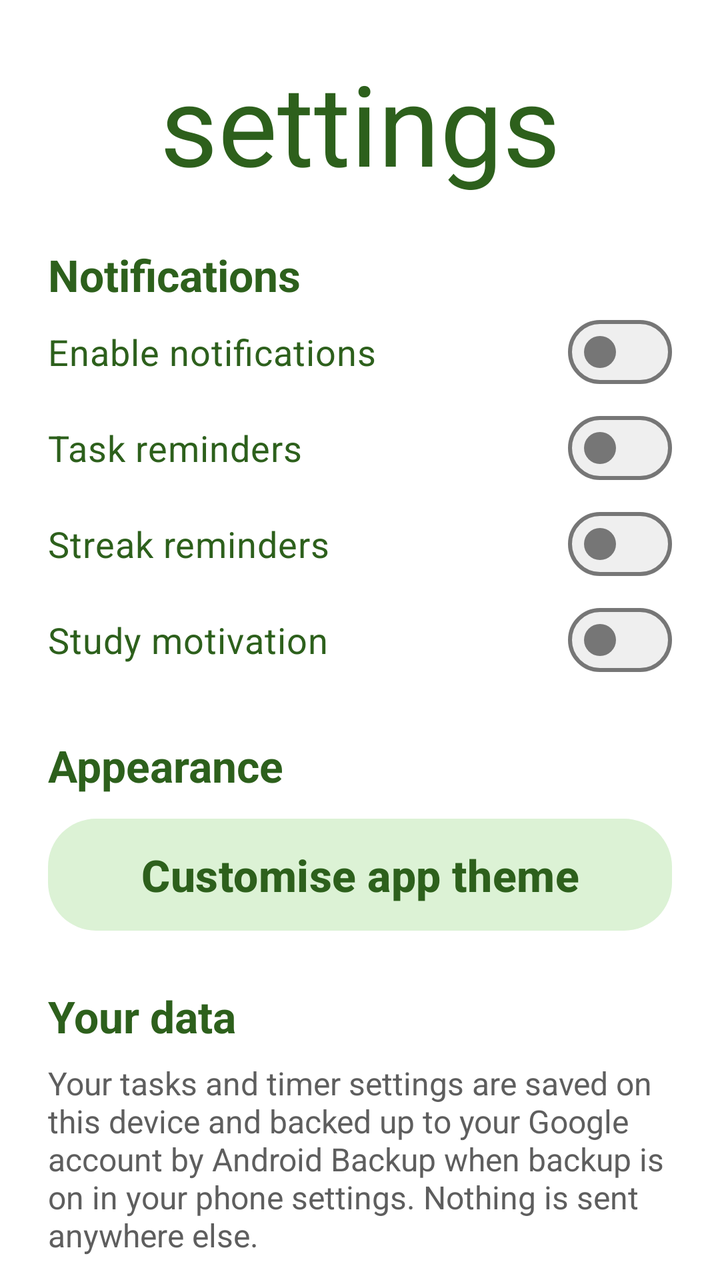
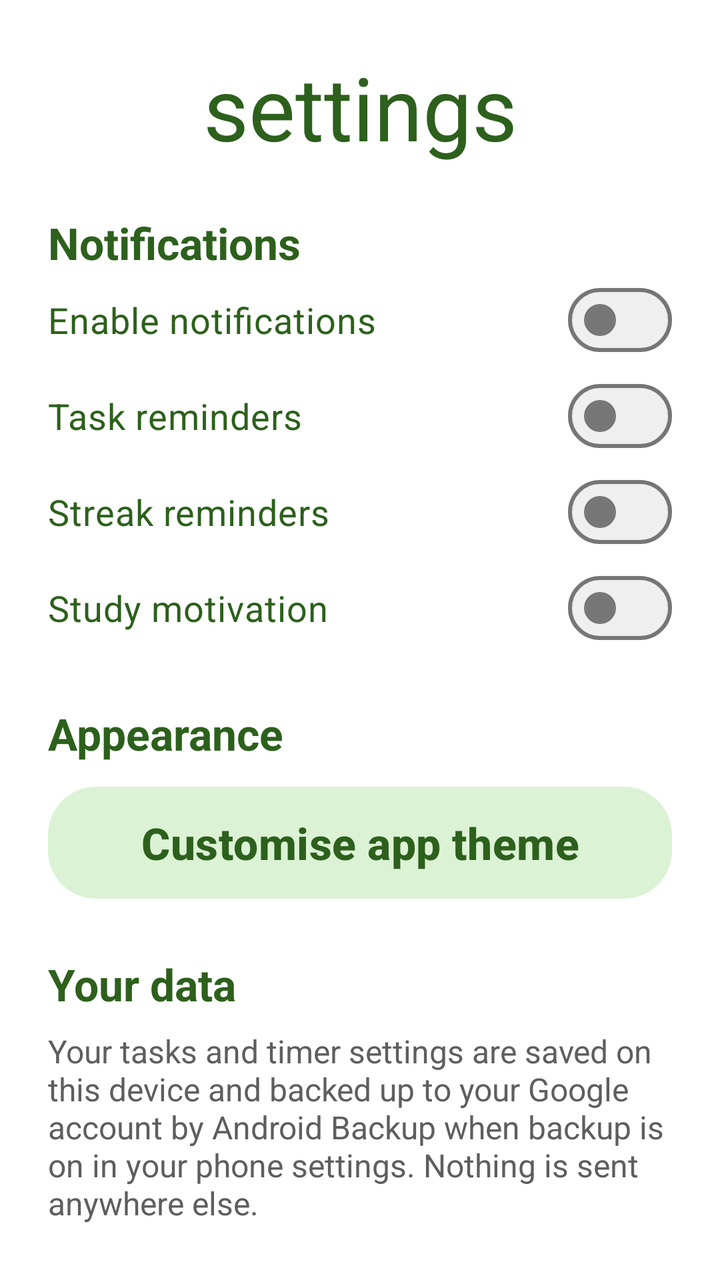

Two renders of the same Android screen: before a commit and after it. Below are the layout's source before the change and the commit's diff.
<!-- AndroidManifest.xml: application theme Theme.Zen -->
<!-- res/layout/fragment_settings.xml -->
<?xml version="1.0" encoding="utf-8"?>
<androidx.core.widget.NestedScrollView xmlns:android="http://schemas.android.com/apk/res/android"
    xmlns:tools="http://schemas.android.com/tools"
    android:layout_width="match_parent"
    android:layout_height="match_parent"
    tools:context=".settings.SettingsFragment">

    <LinearLayout
        android:layout_width="match_parent"
        android:layout_height="wrap_content"
        android:layout_gravity="center_horizontal"
        android:orientation="vertical"
        android:paddingHorizontal="@dimen/screen_margin"
        android:paddingBottom="@dimen/spacing_large">

        <TextView
            android:id="@+id/settingsTitle"
            style="@style/Widget.Zen.Title"
            android:layout_width="match_parent"
            android:layout_height="wrap_content"
            android:layout_marginTop="@dimen/title_margin_top"
            android:gravity="center_horizontal"
            android:text="@string/settings" />

        <TextView
            style="@style/Widget.Zen.SectionHeading"
            android:layout_width="match_parent"
            android:layout_height="wrap_content"
            android:layout_marginTop="@dimen/spacing_large"
            android:text="@string/settings_notifications" />

        <com.google.android.material.materialswitch.MaterialSwitch
            android:id="@+id/notificationsSwitch"
            android:layout_width="match_parent"
            android:layout_height="wrap_content"
            android:text="@string/enable_notifications" />

        <com.google.android.material.materialswitch.MaterialSwitch
            android:id="@+id/taskRemindersSwitch"
            android:layout_width="match_parent"
            android:layout_height="wrap_content"
            android:text="@string/task_reminders" />

        <com.google.android.material.materialswitch.MaterialSwitch
            android:id="@+id/streakRemindersSwitch"
            android:layout_width="match_parent"
            android:layout_height="wrap_content"
            android:text="@string/streak_reminders" />

        <com.google.android.material.materialswitch.MaterialSwitch
            android:id="@+id/studyMotivationSwitch"
            android:layout_width="match_parent"
            android:layout_height="wrap_content"
            android:text="@string/study_motivation" />

        <TextView
            style="@style/Widget.Zen.SectionHeading"
            android:layout_width="match_parent"
            android:layout_height="wrap_content"
            android:layout_marginTop="@dimen/spacing_large"
            android:text="@string/settings_appearance" />

        <Button
            android:id="@+id/themeButton"
            style="@style/Widget.Zen.Button.Tonal"
            android:layout_width="match_parent"
            android:layout_height="wrap_content"
            android:layout_marginTop="@dimen/spacing_small"
            android:text="@string/customise_app_theme" />

        <TextView
            style="@style/Widget.Zen.SectionHeading"
            android:layout_width="match_parent"
            android:layout_height="wrap_content"
            android:layout_marginTop="@dimen/spacing_large"
            android:text="@string/settings_data" />

        <TextView
            android:id="@+id/backupStatusText"
            android:layout_width="match_parent"
            android:layout_height="wrap_content"
            android:layout_marginTop="@dimen/spacing_small"
            android:text="@string/backup_status"
            android:textColor="@color/text_secondary"
            android:textSize="@dimen/text_body" />
    </LinearLayout>
</androidx.core.widget.NestedScrollView>
<!-- resources referenced by this layout -->
<resources>
  <color name="text_secondary">#FF5E5E5E</color>
  <dimen name="screen_margin">24dp</dimen>
  <dimen name="spacing_large">24dp</dimen>
  <dimen name="spacing_small">8dp</dimen>
  <dimen name="text_body">16sp</dimen>
  <dimen name="title_margin_top">24dp</dimen>
  <string name="backup_status">Your tasks and timer settings are saved on this device and backed up to your Google account by Android Backup when backup is on in your phone settings. Nothing is sent anywhere else.</string>
  <string name="customise_app_theme">Customise app theme</string>
  <string name="enable_notifications">Enable notifications</string>
  <string name="settings">settings</string>
  <string name="settings_appearance">Appearance</string>
  <string name="settings_data">Your data</string>
  <string name="settings_notifications">Notifications</string>
  <string name="streak_reminders">Streak reminders</string>
  <string name="study_motivation">Study motivation</string>
  <string name="task_reminders">Task reminders</string>
  <style name="Widget.Zen.Button.Tonal">
          <item name="backgroundTint">@color/light_green</item>
      </style>
  <style name="Widget.Zen.SectionHeading" parent="Widget.Zen.Heading">
          <item name="android:textColor">@color/dark_green</item>
          <item name="android:textSize">@dimen/text_heading</item>
          <item name="android:textStyle">bold</item>
      </style>
  <style name="Widget.Zen.Title" parent="Widget.Zen.Heading">
          <item name="android:textColor">@color/dark_green</item>
          <item name="android:maxLines">1</item>
          <item name="autoSizeTextType">uniform</item>
          <item name="autoSizeMinTextSize">@dimen/text_title_min</item>
          <item name="autoSizeMaxTextSize">@dimen/text_title</item>
          <item name="android:textSize">@dimen/text_title</item>
      </style>
  <style name="Theme.Zen" parent="Base.Theme.Zen" />
  <color name="light_green">#FFDCF2D5</color>
  <style name="Widget.Zen.Heading" parent="" />
  <color name="dark_green">#FF2D601C</color>
  <dimen name="text_heading">22sp</dimen>
  <dimen name="text_title_min">28sp</dimen>
  <dimen name="text_title">56sp</dimen>
  <color name="white">#FFFFFFFF</color>
  <color name="green">#FF9ED08E</color>
  <color name="outline">#FF767676</color>
  <style name="Widget.Zen.Button" parent="Widget.Material3.Button">
          <item name="backgroundTint">@color/green</item>
          <item name="android:textColor">@color/dark_green</item>
          <item name="android:textStyle">bold</item>
          <item name="android:textSize">@dimen/text_button</item>
          <item name="android:minHeight">@dimen/button_height</item>
          <item name="cornerRadius">@dimen/corner_large</item>
      </style>
  <style name="Widget.Zen.Switch" parent="Widget.Material3.CompoundButton.MaterialSwitch">
          <item name="android:minHeight">@dimen/touch_target</item>
          <item name="android:textColor">@color/dark_green</item>
          <item name="android:textSize">@dimen/text_body_large</item>
      </style>
  <dimen name="text_button">22sp</dimen>
  <dimen name="button_height">64dp</dimen>
  <dimen name="corner_large">24dp</dimen>
  <dimen name="touch_target">48dp</dimen>
  <dimen name="text_body_large">18sp</dimen>
  <!-- unchanged entries left out for length: 1 -->
</resources>

<!-- the commit's change to res/layout/fragment_settings.xml (unified diff, before → after) -->
@@ -1,87 +1,96 @@
 <?xml version="1.0" encoding="utf-8"?>
 <androidx.core.widget.NestedScrollView xmlns:android="http://schemas.android.com/apk/res/android"
+    xmlns:app="http://schemas.android.com/apk/res-auto"
     xmlns:tools="http://schemas.android.com/tools"
     android:layout_width="match_parent"
     android:layout_height="match_parent"
     tools:context=".settings.SettingsFragment">
 
-    <LinearLayout
+    <androidx.constraintlayout.widget.ConstraintLayout
         android:layout_width="match_parent"
         android:layout_height="wrap_content"
-        android:layout_gravity="center_horizontal"
-        android:orientation="vertical"
         android:paddingHorizontal="@dimen/screen_margin"
         android:paddingBottom="@dimen/spacing_large">
 
-        <TextView
-            android:id="@+id/settingsTitle"
-            style="@style/Widget.Zen.Title"
-            android:layout_width="match_parent"
+        <LinearLayout
+            android:layout_width="0dp"
             android:layout_height="wrap_content"
-            android:layout_marginTop="@dimen/title_margin_top"
-            android:gravity="center_horizontal"
-            android:text="@string/settings" />
+            android:orientation="vertical"
+            app:layout_constraintEnd_toEndOf="parent"
+            app:layout_constraintStart_toStartOf="parent"
+            app:layout_constraintTop_toTopOf="parent"
+            app:layout_constraintWidth_max="@dimen/content_max_width">
 
-        <TextView
-            style="@style/Widget.Zen.SectionHeading"
-            android:layout_width="match_parent"
-            android:layout_height="wrap_content"
-            android:layout_marginTop="@dimen/spacing_large"
-            android:text="@string/settings_notifications" />
+            <TextView
+                android:id="@+id/settingsTitle"
+                style="@style/Widget.Zen.Title"
+                android:layout_width="match_parent"
+                android:layout_height="wrap_content"
+                android:layout_marginTop="@dimen/title_margin_top"
+                android:gravity="center_horizontal"
+                android:text="@string/settings" />
 
-        <com.google.android.material.materialswitch.MaterialSwitch
-            android:id="@+id/notificationsSwitch"
-            android:layout_width="match_parent"
-            android:layout_height="wrap_content"
-            android:text="@string/enable_notifications" />
+            <TextView
+                style="@style/Widget.Zen.SectionHeading"
+                android:layout_width="match_parent"
+                android:layout_height="wrap_content"
+                android:layout_marginTop="@dimen/spacing_large"
+                android:text="@string/settings_notifications" />
 
-        <com.google.android.material.materialswitch.MaterialSwitch
-            android:id="@+id/taskRemindersSwitch"
-            android:layout_width="match_parent"
-            android:layout_height="wrap_content"
-            android:text="@string/task_reminders" />
+            <com.google.android.material.materialswitch.MaterialSwitch
+                android:id="@+id/notificationsSwitch"
+                android:layout_width="match_parent"
+                android:layout_height="wrap_content"
+                android:text="@string/enable_notifications" />
 
-        <com.google.android.material.materialswitch.MaterialSwitch
-            android:id="@+id/streakRemindersSwitch"
-            android:layout_width="match_parent"
-            android:layout_height="wrap_content"
-            android:text="@string/streak_reminders" />
+            <com.google.android.material.materialswitch.MaterialSwitch
+                android:id="@+id/taskRemindersSwitch"
+                android:layout_width="match_parent"
+                android:layout_height="wrap_content"
+                android:text="@string/task_reminders" />
 
-        <com.google.android.material.materialswitch.MaterialSwitch
-            android:id="@+id/studyMotivationSwitch"
-            android:layout_width="match_parent"
-            android:layout_height="wrap_content"
-            android:text="@string/study_motivation" />
+            <com.google.android.material.materialswitch.MaterialSwitch
+                android:id="@+id/streakRemindersSwitch"
+                android:layout_width="match_parent"
+                android:layout_height="wrap_content"
+                android:text="@string/streak_reminders" />
 
-        <TextView
-            style="@style/Widget.Zen.SectionHeading"
-            android:layout_width="match_parent"
-            android:layout_height="wrap_content"
-            android:layout_marginTop="@dimen/spacing_large"
-            android:text="@string/settings_appearance" />
+            <com.google.android.material.materialswitch.MaterialSwitch
+                android:id="@+id/studyMotivationSwitch"
+                android:layout_width="match_parent"
+                android:layout_height="wrap_content"
+                android:text="@string/study_motivation" />
 
-        <Button
-            android:id="@+id/themeButton"
-            style="@style/Widget.Zen.Button.Tonal"
-            android:layout_width="match_parent"
-            android:layout_height="wrap_content"
-            android:layout_marginTop="@dimen/spacing_small"
-            android:text="@string/customise_app_theme" />
+            <TextView
+                style="@style/Widget.Zen.SectionHeading"
+                android:layout_width="match_parent"
+                android:layout_height="wrap_content"
+                android:layout_marginTop="@dimen/spacing_large"
+                android:text="@string/settings_appearance" />
 
-        <TextView
-            style="@style/Widget.Zen.SectionHeading"
-            android:layout_width="match_parent"
-            android:layout_height="wrap_content"
-            android:layout_marginTop="@dimen/spacing_large"
-            android:text="@string/settings_data" />
+            <Button
+                android:id="@+id/themeButton"
+                style="@style/Widget.Zen.Button.Tonal"
+                android:layout_width="match_parent"
+                android:layout_height="wrap_content"
+                android:layout_marginTop="@dimen/spacing_small"
+                android:text="@string/customise_app_theme" />
 
-        <TextView
-            android:id="@+id/backupStatusText"
-            android:layout_width="match_parent"
-            android:layout_height="wrap_content"
-            android:layout_marginTop="@dimen/spacing_small"
-            android:text="@string/backup_status"
-            android:textColor="@color/text_secondary"
-            android:textSize="@dimen/text_body" />
-    </LinearLayout>
+            <TextView
+                style="@style/Widget.Zen.SectionHeading"
+                android:layout_width="match_parent"
+                android:layout_height="wrap_content"
+                android:layout_marginTop="@dimen/spacing_large"
+                android:text="@string/settings_data" />
+
+            <TextView
+                android:id="@+id/backupStatusText"
+                android:layout_width="match_parent"
+                android:layout_height="wrap_content"
+                android:layout_marginTop="@dimen/spacing_small"
+                android:text="@string/backup_status"
+                android:textColor="@color/text_secondary"
+                android:textSize="@dimen/text_body" />
+        </LinearLayout>
+    </androidx.constraintlayout.widget.ConstraintLayout>
 </androidx.core.widget.NestedScrollView>
<!-- resource entries referenced after the edit -->
@@ -1,6 +1,7 @@
 <!-- resources referenced by this layout -->
 <resources>
   <color name="text_secondary">#FF5E5E5E</color>
+  <dimen name="content_max_width">560dp</dimen>
   <dimen name="screen_margin">24dp</dimen>
   <dimen name="spacing_large">24dp</dimen>
   <dimen name="spacing_small">8dp</dimen>
@@ -38,7 +39,7 @@
   <color name="dark_green">#FF2D601C</color>
   <dimen name="text_heading">22sp</dimen>
   <dimen name="text_title_min">28sp</dimen>
-  <dimen name="text_title">56sp</dimen>
+  <dimen name="text_title">44sp</dimen>
   <color name="white">#FFFFFFFF</color>
   <color name="green">#FF9ED08E</color>
   <color name="outline">#FF767676</color>
